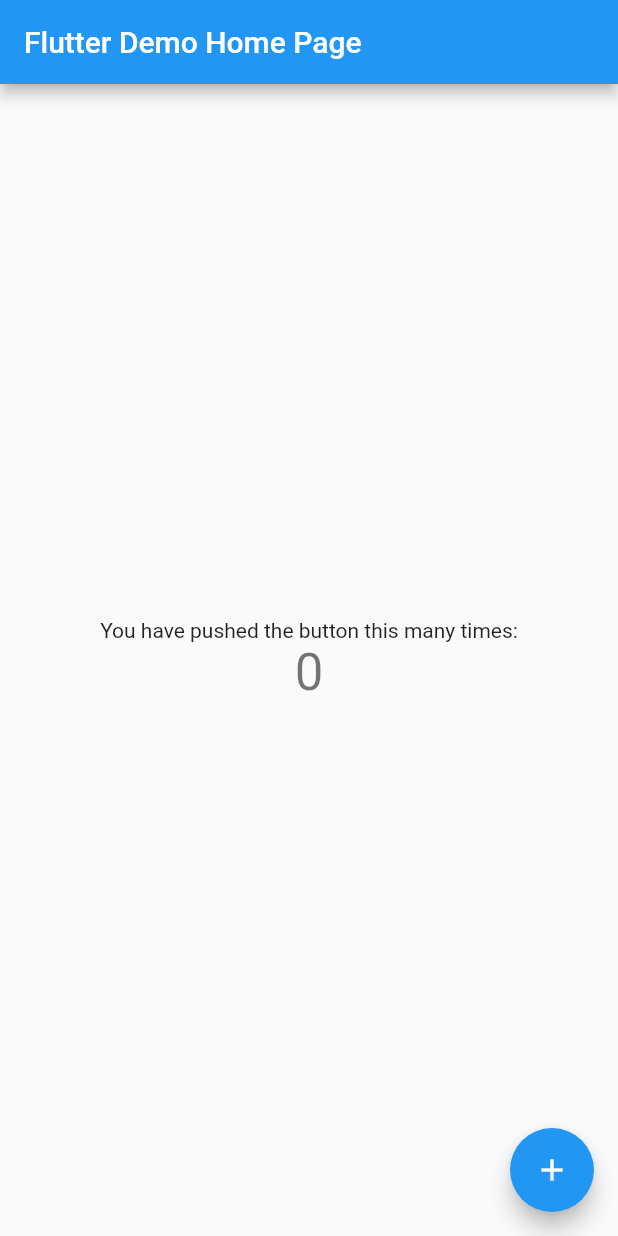
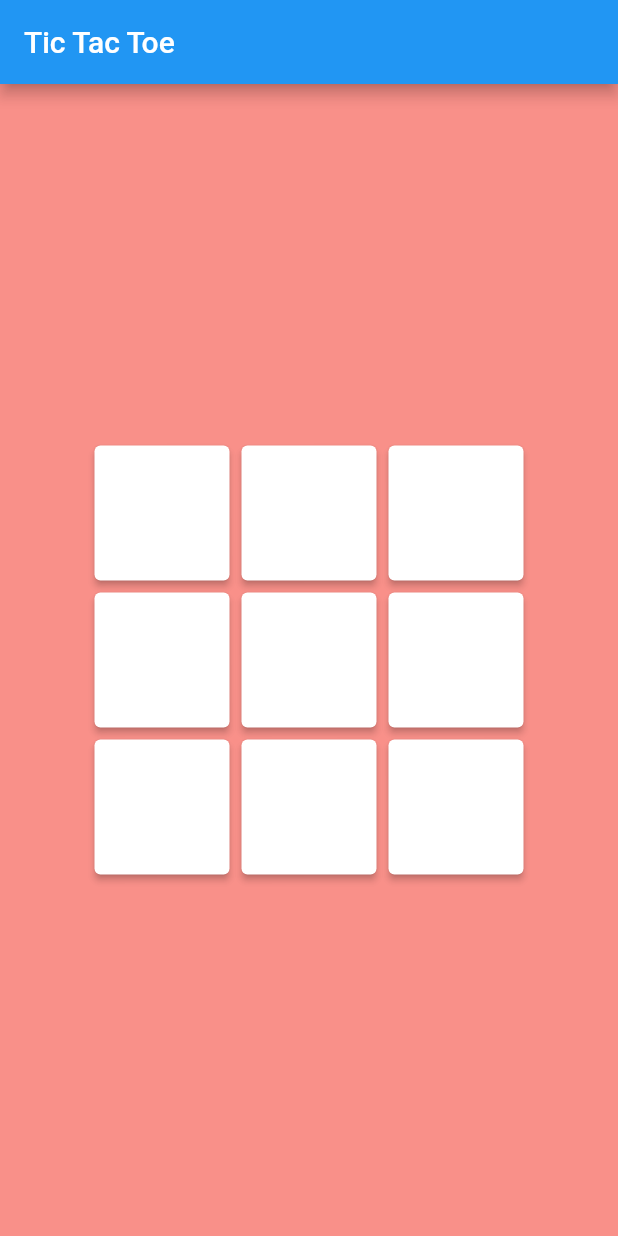
Before and after one commit to arsbd-40/tic_tac_toe, a Flutter app: the screen it shows after launch, on a phone screen of 412 x 824 dp. Run offline on Flutter 3.47's test engine with Material 2 defaults, Android fonts, the phone set to English and light mode, and no system bars.

Commit message:
implement character move logic

```diff
--- a/lib/main.dart
+++ b/lib/main.dart
@@ -1,28 +1,28 @@
 import 'package:flutter/material.dart';
+import 'package:flutter/services.dart';
+import 'package:tic_tac_toe/utils.dart';
 
-void main() {
+Future main() async {
+  WidgetsFlutterBinding.ensureInitialized();
+  await SystemChrome.setPreferredOrientations([
+    DeviceOrientation.portraitUp,
+    DeviceOrientation.portraitDown,
+  ]);
   runApp(MyApp());
 }
 
 class MyApp extends StatelessWidget {
+  static final String title = 'Tic Tac Toe';
   // This widget is the root of your application.
   @override
   Widget build(BuildContext context) {
     return MaterialApp(
-      title: 'Flutter Demo',
+      debugShowCheckedModeBanner: false,
+      title: title,
       theme: ThemeData(
-        // This is the theme of your application.
-        //
-        // Try running your application with "flutter run". You'll see the
-        // application has a blue toolbar. Then, without quitting the app, try
-        // changing the primarySwatch below to Colors.green and then invoke
-        // "hot reload" (press "r" in the console where you ran "flutter run",
-        // or simply save your changes to "hot reload" in a Flutter IDE).
-        // Notice that the counter didn't reset back to zero; the application
-        // is not restarted.
         primarySwatch: Colors.blue,
       ),
-      home: MyHomePage(title: 'Flutter Demo Home Page'),
+      home: MyHomePage(title: title),
     );
   }
 }
@@ -30,84 +30,147 @@ class MyApp extends StatelessWidget {
 class MyHomePage extends StatefulWidget {
   MyHomePage({Key key, this.title}) : super(key: key);
 
-  // This widget is the home page of your application. It is stateful, meaning
-  // that it has a State object (defined below) that contains fields that affect
-  // how it looks.
-
-  // This class is the configuration for the state. It holds the values (in this
-  // case the title) provided by the parent (in this case the App widget) and
-  // used by the build method of the State. Fields in a Widget subclass are
-  // always marked "final".
-
   final String title;
 
   @override
   _MyHomePageState createState() => _MyHomePageState();
 }
 
+class Player {
+  static const none = '';
+  static const X = 'X';
+  static const O = 'O';
+}
+
 class _MyHomePageState extends State<MyHomePage> {
-  int _counter = 0;
+  static final countMatrix = 3;
+  static final double size = 90;
 
-  void _incrementCounter() {
-    setState(() {
-      // This call to setState tells the Flutter framework that something has
-      // changed in this State, which causes it to rerun the build method below
-      // so that the display can reflect the updated values. If we changed
-      // _counter without calling setState(), then the build method would not be
-      // called again, and so nothing would appear to happen.
-      _counter++;
-    });
+  String lastMove = Player.none;
+  List<List<String>> matrix;
+
+  void initState() {
+    super.initState();
+    setEmptyFields();
+  }
+
+  void setEmptyFields() => setState(
+        () => matrix = List.generate(
+          // list of row and column matrix
+          countMatrix,
+          (_) => List.generate(countMatrix, (_) => Player.none),
+        ),
+      );
+  Color getBackgroundColor() {
+    final thisMove = lastMove == Player.X ? Player.O : Player.X;
+
+    return getFieldColor(thisMove).withAlpha(150);
   }
 
   @override
   Widget build(BuildContext context) {
-    // This method is rerun every time setState is called, for instance as done
-    // by the _incrementCounter method above.
-    //
-    // The Flutter framework has been optimized to make rerunning build methods
-    // fast, so that you can just rebuild anything that needs updating rather
-    // than having to individually change instances of widgets.
     return Scaffold(
+      backgroundColor: getBackgroundColor(),
       appBar: AppBar(
-        // Here we take the value from the MyHomePage object that was created by
-        // the App.build method, and use it to set our appbar title.
         title: Text(widget.title),
       ),
-      body: Center(
-        // Center is a layout widget. It takes a single child and positions it
-        // in the middle of the parent.
-        child: Column(
-          // Column is also a layout widget. It takes a list of children and
-          // arranges them vertically. By default, it sizes itself to fit its
-          // children horizontally, and tries to be as tall as its parent.
-          //
-          // Invoke "debug painting" (press "p" in the console, choose the
-          // "Toggle Debug Paint" action from the Flutter Inspector in Android
-          // Studio, or the "Toggle Debug Paint" command in Visual Studio Code)
-          // to see the wireframe for each widget.
-          //
-          // Column has various properties to control how it sizes itself and
-          // how it positions its children. Here we use mainAxisAlignment to
-          // center the children vertically; the main axis here is the vertical
-          // axis because Columns are vertical (the cross axis would be
-          // horizontal).
-          mainAxisAlignment: MainAxisAlignment.center,
-          children: <Widget>[
-            Text(
-              'You have pushed the button this many times:',
-            ),
-            Text(
-              '$_counter',
-              style: Theme.of(context).textTheme.headline4,
-            ),
+      body: Column(
+        mainAxisAlignment: MainAxisAlignment.center,
+        children: Utils.modelBuilder(matrix, (x, value) => buildRow(x)),
+      ),
+    );
+  }
+
+  Widget buildRow(int x) {
+    final values = matrix[x];
+
+    return Row(
+      mainAxisAlignment: MainAxisAlignment.center,
+      children: Utils.modelBuilder(
+        values,
+        (y, value) => buildField(x, y),
+      ),
+    );
+  }
+
+  Color getFieldColor(String value) {
+    switch (value) {
+      case Player.O:
+        return Colors.blue;
+      case Player.X:
+        return Colors.red;
+      default:
+        return Colors.white;
+    }
+  }
+
+  Widget buildField(int x, int y) {
+    final value = matrix[x][y];
+    final color = getFieldColor(value);
+
+    return Container(
+      margin: EdgeInsets.all(4),
+      child: ElevatedButton(
+        style: ElevatedButton.styleFrom(
+          minimumSize: Size(size, size),
+          primary: color,
+        ),
+        child: Text(value, style: TextStyle(fontSize: 32)),
+        onPressed: () => selectField(value, x, y),
+      ),
+    );
+  }
+
+  void selectField(String value, int x, int y) {
+    if (value == Player.none) {
+      final newValue = lastMove == Player.X ? Player.O : Player.X;
+
+      setState(() {
+        lastMove = newValue;
+        matrix[x][y] = newValue;
+      });
+      if (isWinner(x, y)) {
+        showEndDialog('Player $newValue Won');
+      } else if (isEnd()) {
+        showEndDialog('Undecided Game');
+      }
+    }
+  }
+
+  bool isEnd() =>
+      matrix.every((values) => values.every((value) => value != Player.none));
+
+  /// Check out logic here: https://stackoverflow.com/a/1058804
+  bool isWinner(int x, int y) {
+    var col = 0, row = 0, diag = 0, rdiag = 0;
+    final player = matrix[x][y];
+    final n = countMatrix;
+
+    for (int i = 0; i < n; i++) {
+      if (matrix[x][i] == player) col++;
+      if (matrix[i][y] == player) row++;
+      if (matrix[i][i] == player) diag++;
+      if (matrix[i][n - i - 1] == player) rdiag++;
+    }
+
+    return row == n || col == n || diag == n || rdiag == n;
+  }
+
+  Future showEndDialog(String title) => showDialog(
+        context: context,
+        barrierDismissible: false,
+        builder: (context) => AlertDialog(
+          title: Text(title),
+          content: Text('Press to Restart the Game'),
+          actions: [
+            ElevatedButton(
+              onPressed: () {
+                setEmptyFields();
+                Navigator.of(context).pop();
+              },
+              child: Text('Restart'),
+            )
           ],
         ),
-      ),
-      floatingActionButton: FloatingActionButton(
-        onPressed: _incrementCounter,
-        tooltip: 'Increment',
-        child: Icon(Icons.add),
-      ), // This trailing comma makes auto-formatting nicer for build methods.
-    );
-  }
+      );
 }
--- /dev/null
+++ b/lib/utils.dart
@@ -0,0 +1,12 @@
+import 'package:flutter/material.dart';
+
+class Utils {
+  static List<Widget> modelBuilder<M> (
+    List<M> models, Widget Function(int index, M model) builder) =>
+    models
+    .asMap()
+    .map<int, Widget> (
+      (index, model) => MapEntry(index, builder(index, model)))
+      .values
+      .toList();
+}
```
